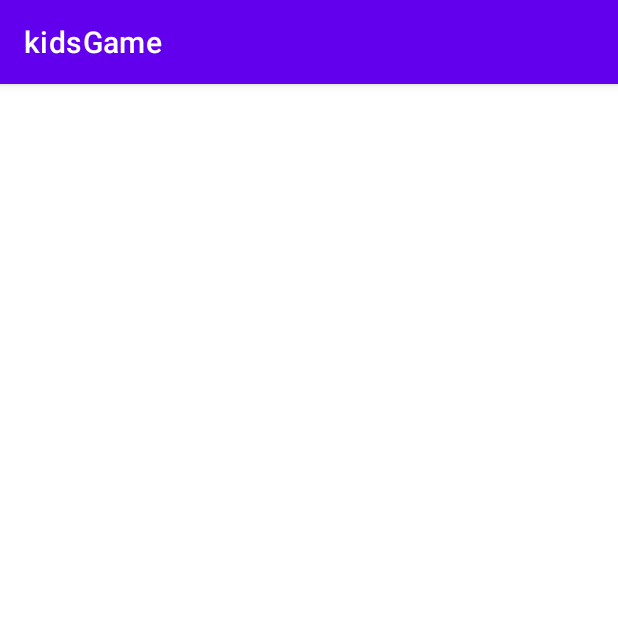
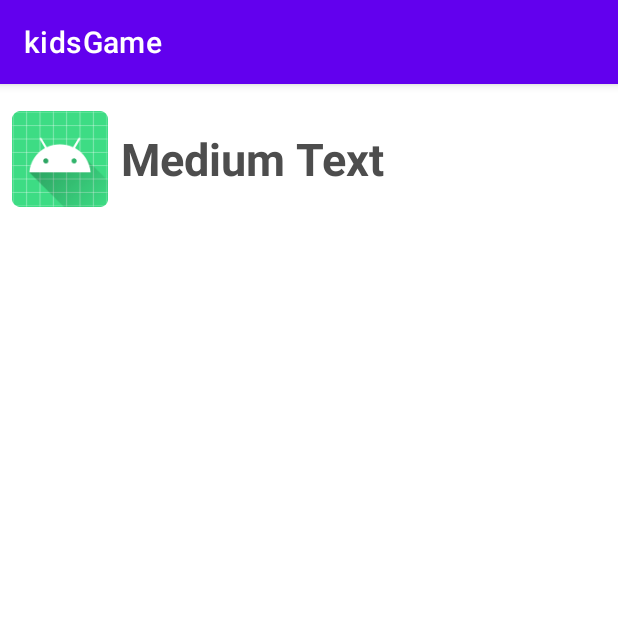
Before and after one commit to haiderali015/learningGameListViews, an Android app: the secondA screen opened directly, with no data from a screen before it, on a phone screen of 412 x 824 dp, the top half of it. Run offline under Robolectric (Android 15) with nearby library versions, the phone set to English and light mode, and no system bars; 3 statements that could not run were skipped.

Commit message:
some changes made

```diff
--- a/app/src/main/AndroidManifest.xml
+++ b/app/src/main/AndroidManifest.xml
@@ -9,9 +9,6 @@
         android:roundIcon="@mipmap/ic_launcher_round"
         android:supportsRtl="true"
         android:theme="@style/Theme.KidsGame">
-        <activity
-            android:name=".customListView"
-            android:exported="false" />
         <activity
             android:name=".secondA"
             android:exported="false" />
--- a/app/src/main/java/com/example/kidsgame/secondA.java
+++ b/app/src/main/java/com/example/kidsgame/secondA.java
@@ -3,15 +3,21 @@ package com.example.kidsgame;
 import androidx.appcompat.app.AppCompatActivity;
 
 import android.os.Bundle;
+import android.widget.ListView;
 
 public class secondA extends AppCompatActivity {
 
     String fruitList [] ={"apple","banana","cat","dog","egg","fish"};
     int fruitImages [] ={R.drawable.apple,R.drawable.banana,R.drawable.cat,R.drawable.dog,R.drawable.egg,R.drawable.fish};
-
+    ListView listView;
     @Override
     protected void onCreate(Bundle savedInstanceState) {
         super.onCreate(savedInstanceState);
         setContentView(R.layout.activity_second);
+        listView = (ListView) findViewById(R.id.customListView);
+        custombaseAdapter cstmbaseAdapter = new custombaseAdapter(getApplicationContext(),fruitList,fruitImages);
+
+        listView.setAdapter(custombaseAdapter);
+
     }
 }
--- a/app/src/main/res/layout/activity_second.xml
+++ b/app/src/main/res/layout/activity_second.xml
@@ -1,17 +1,33 @@
 <?xml version="1.0" encoding="utf-8"?>
-<androidx.constraintlayout.widget.ConstraintLayout xmlns:android="http://schemas.android.com/apk/res/android"
-    xmlns:app="http://schemas.android.com/apk/res-auto"
-    xmlns:tools="http://schemas.android.com/tools"
-    android:layout_width="match_parent"
-    android:layout_height="match_parent"
-    tools:context=".secondA">
+<RelativeLayout
+    xmlns:android="http://schemas.android.com/apk/res/android" android:layout_width="match_parent"
+    android:layout_height="match_parent">
+    <LinearLayout xmlns:android="http://schemas.android.com/apk/res/android"
+        android:layout_width="match_parent"
+        android:layout_height="wrap_content"
+        android:orientation="horizontal" >
 
-    <ListView
-        android:layout_width="match_parent"
-        android:layout_height="match_parent"
-        android:id="@+id/customListView"
-        app:layout_constraintBottom_toBottomOf="parent"
-        app:layout_constraintEnd_toEndOf="parent"
-        app:layout_constraintStart_toStartOf="parent"
-        app:layout_constraintTop_toTopOf="parent" />
-</androidx.constraintlayout.widget.ConstraintLayout>
+        <ImageView
+            android:id="@+id/icon"
+            android:layout_width="80dp"
+            android:layout_height="100dp"
+            android:src="@mipmap/ic_launcher_round"
+            android:padding="8dp" />
+
+        <LinearLayout android:layout_width="wrap_content"
+            android:layout_height="wrap_content"
+            android:layout_gravity="center_vertical"
+            android:orientation="vertical">
+
+            <TextView
+                android:id="@+id/title"
+                android:layout_width="wrap_content"
+                android:layout_height="wrap_content"
+                android:gravity="center"
+                android:text="Medium Text"
+                android:textStyle="bold"
+                android:textSize="30dp"
+                android:textColor="#4d4d4d" />
+        </LinearLayout>
+    </LinearLayout>
+</RelativeLayout>
```
Also changed, not shown: app/src/main/java/com/example/kidsgame/customListView.java (deleted, +0 -14 lines), app/src/main/java/com/example/kidsgame/custombaseAdapter.java (deleted, +0 -49 lines), app/src/main/res/layout/activity_custom_list_view.xml (deleted, +0 -21 lines).
